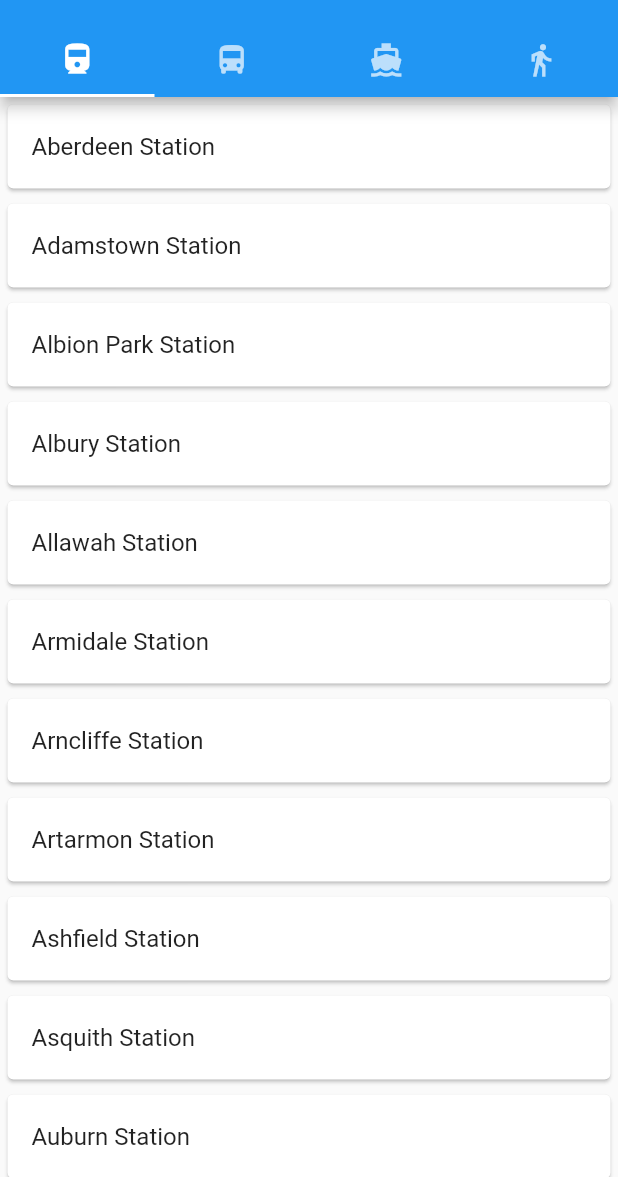
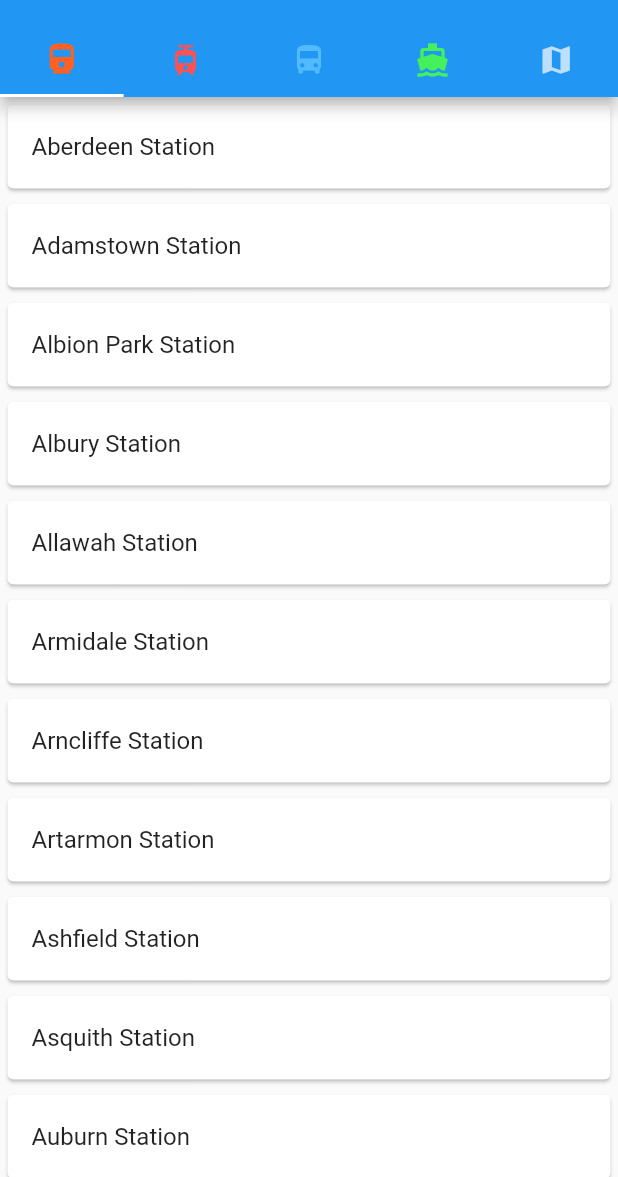
Before and after one commit to LachlanBWWright/Flutter_Timetable, a Flutter app: the NewTripScreen screen opened directly, on a phone screen of 412 x 824 dp, the part 59-1236 px from its top. Run offline on Flutter 3.47's test engine with Material 2 defaults, Android fonts, the phone set to English and light mode, and no system bars; our stand-ins replace csv, fixnum, shared_preferences, sqflite; missing offline and left inert: protobuf, shared_preferences_web; accounts and stored records are empty; network calls fail; key blocks and very long unbroken strings in the code were emptied for the run.

Commit message:
Updated new trip screen styling

```diff
--- a/lib/new_trip.dart
+++ b/lib/new_trip.dart
@@ -128,7 +128,7 @@ class _NewTripScreenState extends State<NewTripScreen> {
   @override
   Widget build(BuildContext context) {
     return DefaultTabController(
-        length: 4,
+        length: 5,
         child: Scaffold(
             appBar: AppBar(
               title: _isSearching
@@ -188,10 +188,23 @@ class _NewTripScreenState extends State<NewTripScreen> {
               ],
               bottom: const TabBar(
                 tabs: [
-                  Tab(icon: Icon(Icons.directions_train)),
-                  Tab(icon: Icon(Icons.directions_bus)),
-                  Tab(icon: Icon(Icons.directions_ferry)),
-                  Tab(icon: Icon(Icons.directions_walk)),
+                  Tab(
+                      icon: Icon(
+                    Icons.directions_train,
+                    color: Color.fromARGB(255, 255, 97, 35),
+                  )),
+                  Tab(
+                      icon: Icon(
+                    Icons.tram,
+                    color: Color.fromARGB(255, 255, 82, 82),
+                  )),
+                  Tab(
+                      icon: Icon(Icons.directions_bus,
+                          color: Color.fromARGB(255, 82, 186, 255))),
+                  Tab(
+                      icon: Icon(Icons.directions_ferry,
+                          color: Color.fromARGB(255, 68, 240, 91))),
+                  Tab(icon: Icon(Icons.map)),
                 ],
               ),
             ),
@@ -252,6 +265,7 @@ class _NewTripScreenState extends State<NewTripScreen> {
                 const Text('Placeholder'),
                 const Text('Placeholder'),
                 const Text('Placeholder'),
+                const Text('Placeholder'),
               ],
             )));
   }
```
